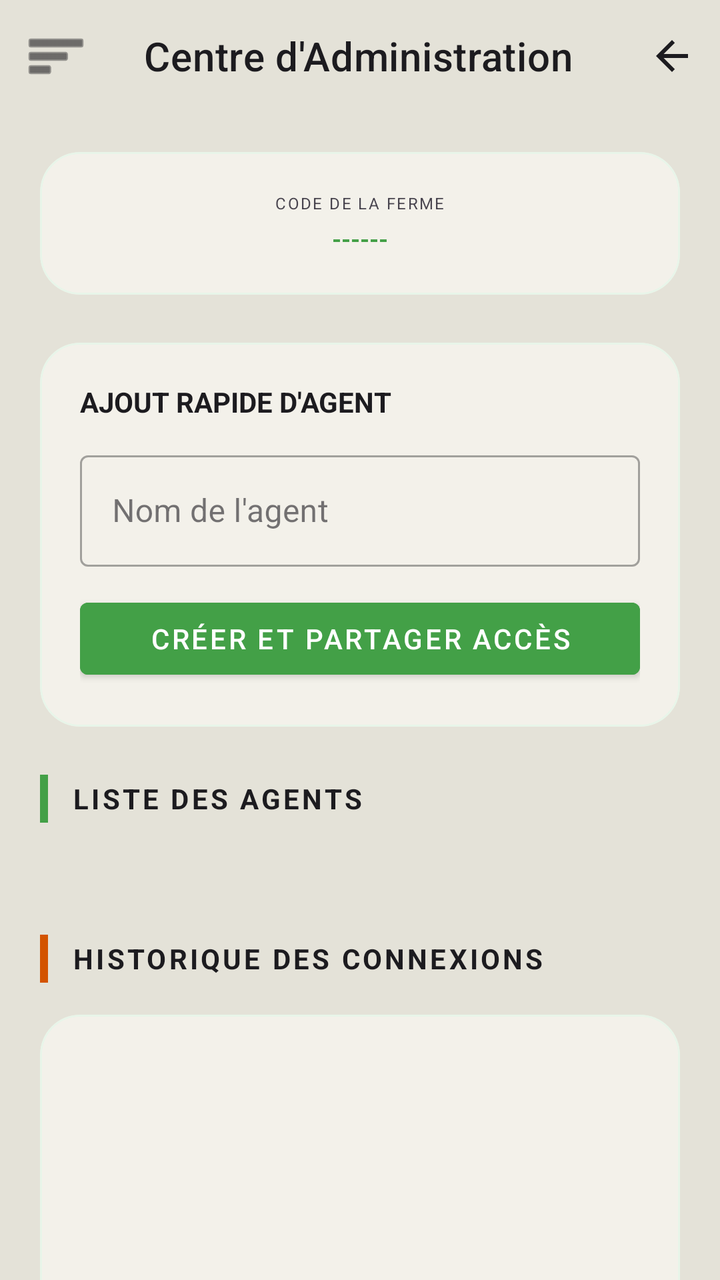
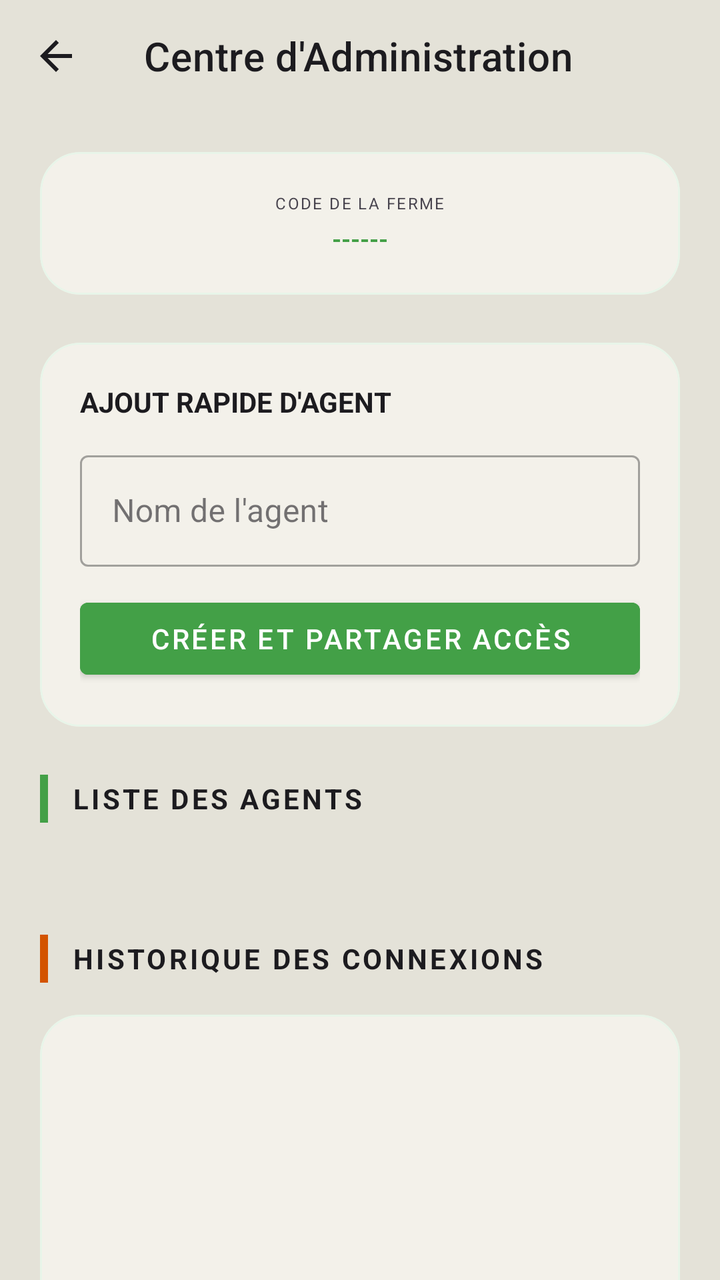

Screens rendered from an Android XML layout before and after an edit, with the pre-edit source and the edit as a unified diff.
<!-- AndroidManifest.xml: application theme Theme.Poulailler_copilot -->
<!-- res/layout/activity_responsable.xml -->
<?xml version="1.0" encoding="utf-8"?>
<androidx.drawerlayout.widget.DrawerLayout xmlns:android="http://schemas.android.com/apk/res/android"
    xmlns:app="http://schemas.android.com/apk/res-auto"
    xmlns:tools="http://schemas.android.com/tools"
    android:id="@+id/drawerLayout"
    android:layout_width="match_parent"
    android:layout_height="match_parent"
    android:background="@color/background">

    <androidx.coordinatorlayout.widget.CoordinatorLayout
        android:layout_width="match_parent"
        android:layout_height="match_parent">

        <com.google.android.material.appbar.AppBarLayout
            android:layout_width="match_parent"
            android:layout_height="wrap_content"
            android:background="@color/background"
            app:elevation="0dp">
            <com.google.android.material.appbar.MaterialToolbar
                android:id="@+id/toolbar"
                android:layout_width="match_parent"
                android:layout_height="?attr/actionBarSize"
                app:title="Centre d'Administration"
                app:titleTextColor="@color/text_primary"
                app:navigationIcon="@android:drawable/ic_menu_sort_by_size"
                app:navigationIconTint="@color/text_primary">

                <ImageView
                    android:id="@+id/ivBackToDashboard"
                    android:layout_width="48dp"
                    android:layout_height="48dp"
                    android:layout_gravity="end|center_vertical"
                    android:background="?attr/selectableItemBackgroundBorderless"
                    android:clickable="true"
                    android:contentDescription="@string/dashboard_title"
                    android:focusable="true"
                    android:padding="12dp"
                    android:src="@drawable/ic_back"
                    app:tint="@color/text_primary" />
            </com.google.android.material.appbar.MaterialToolbar>
        </com.google.android.material.appbar.AppBarLayout>

        <androidx.core.widget.NestedScrollView
            android:layout_width="match_parent"
            android:layout_height="match_parent"
            android:fillViewport="true"
            app:layout_behavior="@string/appbar_scrolling_view_behavior">

            <LinearLayout
                android:layout_width="match_parent"
                android:layout_height="wrap_content"
                android:orientation="vertical"
                android:padding="20dp">

                
                <com.google.android.material.card.MaterialCardView
                    android:layout_width="match_parent"
                    android:layout_height="wrap_content"
                    android:layout_marginBottom="24dp"
                    app:cardBackgroundColor="@color/surface"
                    app:cardCornerRadius="20dp"
                    app:cardElevation="0dp"
                    app:strokeColor="@color/emerald_container"
                    app:strokeWidth="1dp">
                    <LinearLayout
                        android:layout_width="match_parent"
                        android:layout_height="wrap_content"
                        android:orientation="vertical"
                        android:padding="20dp"
                        android:gravity="center">
                        <TextView
                            android:layout_width="wrap_content"
                            android:layout_height="wrap_content"
                            android:text="CODE DE LA FERME"
                            android:textColor="@color/text_secondary"
                            android:textSize="8sp"
                            android:letterSpacing="0.1"/>
                        <TextView
                            android:id="@+id/tvFarmCode"
                            android:layout_width="wrap_content"
                            android:layout_height="wrap_content"
                            android:text="------"
                            android:textColor="@color/emerald_soft"
                            android:textSize="12sp"
                            android:textStyle="bold"
                            android:layout_marginTop="4dp"/>
                    </LinearLayout>
                </com.google.android.material.card.MaterialCardView>

                
                <com.google.android.material.card.MaterialCardView
                    android:layout_width="match_parent"
                    android:layout_height="wrap_content"
                    android:layout_marginBottom="24dp"
                    app:cardBackgroundColor="@color/surface"
                    app:cardCornerRadius="20dp"
                    app:cardElevation="0dp"
                    app:strokeColor="@color/emerald_container"
                    app:strokeWidth="1dp">
                    <LinearLayout
                        android:layout_width="match_parent"
                        android:layout_height="wrap_content"
                        android:orientation="vertical"
                        android:padding="20dp">
                        <TextView
                            android:layout_width="wrap_content"
                            android:layout_height="wrap_content"
                            android:text="AJOUT RAPIDE D'AGENT"
                            android:textColor="@color/text_primary"
                            android:textSize="14sp"
                            android:textStyle="bold"
                            android:layout_marginBottom="12dp"/>

                        <com.google.android.material.textfield.TextInputLayout
                            android:id="@+id/tilAgentName"
                            android:layout_width="match_parent"
                            android:layout_height="wrap_content"
                            android:hint="Nom de l'agent"
                            style="@style/Widget.MaterialComponents.TextInputLayout.OutlinedBox">
                            <com.google.android.material.textfield.TextInputEditText
                                android:id="@+id/etAgentName"
                                android:layout_width="match_parent"
                                android:layout_height="wrap_content"
                                android:inputType="textPersonName" />
                        </com.google.android.material.textfield.TextInputLayout>

                        <com.google.android.material.button.MaterialButton
                            android:id="@+id/btnCreateAgent"
                            android:layout_width="match_parent"
                            android:layout_height="wrap_content"
                            android:layout_marginTop="12dp"
                            android:text="CRÉER ET PARTAGER ACCÈS"
                            android:backgroundTint="@color/emerald_soft"
                            android:textColor="@color/white" />
                    </LinearLayout>
                </com.google.android.material.card.MaterialCardView>

                
                <LinearLayout
                    android:layout_width="match_parent"
                    android:layout_height="wrap_content"
                    android:orientation="horizontal"
                    android:gravity="center_vertical"
                    android:layout_marginBottom="16dp">
                    <View
                        android:layout_width="4dp"
                        android:layout_height="24dp"
                        android:background="@color/emerald_soft" />
                    <TextView
                        android:layout_width="wrap_content"
                        android:layout_height="wrap_content"
                        android:text="LISTE DES AGENTS"
                        android:textColor="@color/text_primary"
                        android:textSize="14sp"
                        android:textStyle="bold"
                        android:layout_marginStart="12dp"
                        android:letterSpacing="0.1" />
                </LinearLayout>

                <androidx.recyclerview.widget.RecyclerView
                    android:id="@+id/rvAgents"
                    android:layout_width="match_parent"
                    android:layout_height="wrap_content"
                    android:nestedScrollingEnabled="false"
                    tools:listitem="@layout/item_agent_admin"
                    tools:itemCount="2" />

                <TextView
                    android:id="@+id/tvEmptyAgents"
                    android:layout_width="match_parent"
                    android:layout_height="wrap_content"
                    android:text="Aucun agent pour le moment. Ajoutez-en un ci-dessus."
                    android:textColor="@color/text_secondary"
                    android:textSize="14sp"
                    android:gravity="center"
                    android:padding="24dp"
                    android:visibility="gone" />

                
                <LinearLayout
                    android:layout_width="match_parent"
                    android:layout_height="wrap_content"
                    android:orientation="horizontal"
                    android:gravity="center_vertical"
                    android:layout_marginTop="40dp"
                    android:layout_marginBottom="16dp">
                    <View
                        android:layout_width="4dp"
                        android:layout_height="24dp"
                        android:background="@color/earthy_orange" />
                    <TextView
                        android:layout_width="wrap_content"
                        android:layout_height="wrap_content"
                        android:text="HISTORIQUE DES CONNEXIONS"
                        android:textColor="@color/text_primary"
                        android:textSize="14sp"
                        android:textStyle="bold"
                        android:layout_marginStart="12dp"
                        android:letterSpacing="0.1" />
                </LinearLayout>

                <com.google.android.material.card.MaterialCardView
                    android:layout_width="match_parent"
                    android:layout_height="wrap_content"
                    app:cardBackgroundColor="@color/surface"
                    app:cardCornerRadius="20dp"
                    app:strokeColor="@color/emerald_container"
                    app:strokeWidth="1dp"
                    app:cardElevation="0dp">

                    <androidx.recyclerview.widget.RecyclerView
                        android:id="@+id/rvLoginHistory"
                        android:layout_width="match_parent"
                        android:layout_height="wrap_content"
                        android:minHeight="250dp"
                        android:padding="12dp"
                        android:nestedScrollingEnabled="false"
                        tools:listitem="@layout/item_login_history" />
                </com.google.android.material.card.MaterialCardView>

                
                <View
                    android:layout_width="match_parent"
                    android:layout_height="100dp"/>

            </LinearLayout>
        </androidx.core.widget.NestedScrollView>

    </androidx.coordinatorlayout.widget.CoordinatorLayout>

    <com.google.android.material.navigation.NavigationView
        android:id="@+id/navigationView"
        android:layout_width="wrap_content"
        android:layout_height="match_parent"
        android:layout_gravity="start"
        app:headerLayout="@layout/nav_header"
        app:itemIconTint="@color/text_secondary"
        app:itemTextColor="@color/text_primary"
        app:menu="@menu/drawer_menu"
        app:itemShapeAppearanceOverlay="@style/ShapeAppearance.App.LargeComponent"/>

</androidx.drawerlayout.widget.DrawerLayout>
<!-- res/layout/item_agent_admin.xml (included above) -->
<?xml version="1.0" encoding="utf-8"?>
<com.google.android.material.card.MaterialCardView xmlns:android="http://schemas.android.com/apk/res/android"
    xmlns:app="http://schemas.android.com/apk/res-auto"
    android:layout_width="match_parent"
    android:layout_height="wrap_content"
    android:layout_marginVertical="6dp"
    app:cardBackgroundColor="@color/surface"
    app:cardCornerRadius="12dp"
    app:strokeColor="@color/off_white"
    app:strokeWidth="1dp"
    app:cardElevation="2dp">

    <LinearLayout
        android:layout_width="match_parent"
        android:layout_height="wrap_content"
        android:orientation="horizontal"
        android:padding="16dp"
        android:gravity="center_vertical">

        <com.google.android.material.card.MaterialCardView
            android:layout_width="48dp"
            android:layout_height="48dp"
            app:cardBackgroundColor="@color/off_white"
            app:cardCornerRadius="24dp"
            app:cardElevation="0dp">
            <ImageView
                android:layout_width="24dp"
                android:layout_height="24dp"
                android:layout_gravity="center"
                android:src="@drawable/ic_users"
                app:tint="#1E90FF"
                android:contentDescription="Agent" />
        </com.google.android.material.card.MaterialCardView>

        <LinearLayout
            android:layout_width="0dp"
            android:layout_height="wrap_content"
            android:layout_weight="1"
            android:orientation="vertical"
            android:layout_marginStart="16dp">

            <TextView
                android:id="@+id/tvAgentName"
                android:layout_width="wrap_content"
                android:layout_height="wrap_content"
                android:text="Nom de l'agent"
                android:textColor="@color/text_primary"
                android:textSize="16sp"
                android:textStyle="bold" />

            <TextView
                android:id="@+id/tvAgentRole"
                android:layout_width="wrap_content"
                android:layout_height="wrap_content"
                android:text="Rôle: AGENT"
                android:textColor="@color/text_secondary"
                android:textSize="12sp"
                android:layout_marginTop="2dp" />
        </LinearLayout>

        <com.google.android.material.switchmaterial.SwitchMaterial
            android:id="@+id/switchActive"
            android:layout_width="wrap_content"
            android:layout_height="wrap_content"
            app:thumbTint="@color/white"
            app:trackTint="#1E90FF" />

    </LinearLayout>
</com.google.android.material.card.MaterialCardView>
<!-- res/layout/item_login_history.xml (included above) -->
<?xml version="1.0" encoding="utf-8"?>
<com.google.android.material.card.MaterialCardView xmlns:android="http://schemas.android.com/apk/res/android"
    xmlns:app="http://schemas.android.com/apk/res-auto"
    android:layout_width="match_parent"
    android:layout_height="wrap_content"
    android:layout_marginVertical="4dp"
    app:cardBackgroundColor="@color/surface"
    app:cardCornerRadius="8dp"
    app:strokeColor="@color/off_white"
    app:strokeWidth="1dp">

    <LinearLayout
        android:layout_width="match_parent"
        android:layout_height="wrap_content"
        android:orientation="horizontal"
        android:padding="12dp"
        android:gravity="center_vertical">

        <ImageView
            android:layout_width="32dp"
            android:layout_height="32dp"
            android:src="@drawable/ic_calendar"
            app:tint="#4CAF50"
            android:contentDescription="Icône connexion" />

        <LinearLayout
            android:layout_width="0dp"
            android:layout_height="wrap_content"
            android:layout_weight="1"
            android:orientation="vertical"
            android:layout_marginStart="12dp">

            <TextView
                android:id="@+id/tvHistoryUsername"
                android:layout_width="wrap_content"
                android:layout_height="wrap_content"
                android:text="Utilisateur"
                android:textColor="@color/text_primary"
                android:textSize="14sp"
                android:textStyle="bold" />

            <TextView
                android:id="@+id/tvHistoryTime"
                android:layout_width="wrap_content"
                android:layout_height="wrap_content"
                android:text="Date et heure"
                android:textColor="@color/text_secondary"
                android:textSize="12sp" />
        </LinearLayout>

    </LinearLayout>
</com.google.android.material.card.MaterialCardView>
<!-- res/layout/nav_header.xml (included above) -->
<?xml version="1.0" encoding="utf-8"?>
<LinearLayout xmlns:android="http://schemas.android.com/apk/res/android"
    xmlns:app="http://schemas.android.com/apk/res-auto"
    android:layout_width="match_parent"
    android:layout_height="wrap_content"
    android:background="@drawable/bg_nav_header"
    android:gravity="start"
    android:orientation="vertical"
    android:paddingHorizontal="20dp"
    android:paddingTop="28dp"
    android:paddingBottom="20dp">

    <com.google.android.material.card.MaterialCardView
        android:layout_width="72dp"
        android:layout_height="72dp"
        app:cardCornerRadius="36dp"
        app:cardElevation="4dp"
        app:strokeColor="@color/white"
        app:strokeWidth="2dp">

        <ImageView
            android:layout_width="match_parent"
            android:layout_height="match_parent"
            android:scaleType="centerCrop"
            android:src="@drawable/poule_pondeuse"
            android:contentDescription="@string/profile_picture_desc" />

    </com.google.android.material.card.MaterialCardView>

    <TextView
        android:id="@+id/tvUsername"
        android:layout_width="match_parent"
        android:layout_height="wrap_content"
        android:layout_marginTop="14dp"
        android:text="@string/default_username"
        android:textColor="@color/white"
        android:textSize="19sp"
        android:textStyle="bold" />

    <TextView
        android:id="@+id/tvFarmNameNav"
        android:layout_width="match_parent"
        android:layout_height="wrap_content"
        android:layout_marginTop="2dp"
        android:alpha="0.85"
        android:text="@string/default_farm_name_nav"
        android:textColor="@color/white"
        android:textSize="14sp" />

    <TextView
        android:id="@+id/tvUserRole"
        android:layout_width="wrap_content"
        android:layout_height="wrap_content"
        android:layout_marginTop="10dp"
        android:background="@drawable/bg_role_chip"
        android:paddingHorizontal="10dp"
        android:paddingVertical="3dp"
        android:text="@string/role_label"
        android:textColor="@color/primary_variant"
        android:textSize="11sp"
        android:textStyle="bold" />

    <TextView
        android:id="@+id/tvAppVersion"
        android:layout_width="wrap_content"
        android:layout_height="wrap_content"
        android:layout_marginTop="10dp"
        android:alpha="0.7"
        android:text="v1.0.0"
        android:textColor="@color/white"
        android:textSize="10sp" />
</LinearLayout>
<!-- resources referenced by this layout -->
<resources>
  <color name="background">@color/off_white</color>
  <color name="earthy_orange">#D35400</color>
  <color name="emerald_container">#E8F5E9</color>
  <color name="emerald_soft">#43A047</color>
  <color name="off_white">#E4E2D8</color>
  <color name="primary_variant">#004D22</color>
  <color name="surface">#F3F1EA</color>
  <color name="text_primary">#1C1B1F</color>
  <color name="text_secondary">#49454F</color>
  <color name="white">#FFFFFFFF</color>
  <!-- drawable bg_nav_header (drawable) -->
  <?xml version="1.0" encoding="utf-8"?>
  <shape xmlns:android="http://schemas.android.com/apk/res/android">
      <gradient
          android:angle="135"
          android:startColor="@color/primary"
          android:endColor="@color/primary_variant" />
  </shape>
  <!-- drawable bg_role_chip (drawable) -->
  <?xml version="1.0" encoding="utf-8"?>
  <shape xmlns:android="http://schemas.android.com/apk/res/android">
      <solid android:color="@color/accent_amber" />
      <corners android:radius="12dp" />
  </shape>
  <!-- drawable ic_back (drawable) -->
  <vector xmlns:android="http://schemas.android.com/apk/res/android"
      android:width="24dp"
      android:height="24dp"
      android:viewportWidth="24"
      android:viewportHeight="24">
      <path
          android:fillColor="#000000"
          android:pathData="M20,11H7.83l5.59,-5.59L12,4l-8,8 8,8 1.41,-1.41L7.83,13H20z"/>
  </vector>
  <!-- drawable ic_calendar (drawable) -->
  <vector xmlns:android="http://schemas.android.com/apk/res/android"
      android:width="24dp"
      android:height="24dp"
      android:viewportWidth="24"
      android:viewportHeight="24">
      <path
          android:fillColor="#000000"
          android:pathData="M19,4h-1V3h-2v1H8V3H6v1H5C3.89,4 3.01,4.9 3.01,6L3,20c0,1.1 0.89,2 2,2h14c1.1,0 2,-0.9 2,-2V6C21,4.9 20.1,4 19,4z M19,20H5V10h14V20z M7,12h5v5H7z"/>
  </vector>
  <!-- drawable ic_users (drawable) -->
  <vector xmlns:android="http://schemas.android.com/apk/res/android"
      android:width="24dp"
      android:height="24dp"
      android:viewportWidth="24"
      android:viewportHeight="24">
      <path
          android:fillColor="#000000"
          android:pathData="M16,11c1.66,0 2.99,-1.34 2.99,-3S17.66,5 16,5c-1.66,0 -3,1.34 -3,3S14.34,11 16,11z M8,11c1.66,0 2.99,-1.34 2.99,-3S9.66,5 8,5C6.34,5 5,6.34 5,8S6.34,11 8,11z M8,13c-2.33,0 -7,1.17 -7,3.5V19h14v-2.5C15,14.17 10.33,13 8,13z M16,13c-0.29,0 -0.62,0.02 -0.97,0.05 1.16,0.84 1.97,1.97 1.97,3.45V19h6v-2.5C23,14.17 18.33,13 16,13z"/>
  </vector>
  <string name="dashboard_title">Tableau de Bord</string>
  <string name="default_farm_name_nav">Ma Ferme</string>
  <string name="default_username">Utilisateur</string>
  <string name="profile_picture_desc">Photo de profil</string>
  <string name="role_label">Rôle</string>
  <style name="ShapeAppearance.App.LargeComponent" parent="ShapeAppearance.MaterialComponents.LargeComponent">
          <item name="cornerFamily">rounded</item>
          <item name="cornerSize">16dp</item>
      </style>
  <color name="primary">#006D3A</color>
  <color name="accent_amber">#FFB300</color>
  <color name="secondary">#43A047</color>
  <color name="secondary_variant">#2E7D32</color>
  <style name="Widget.App.CardView" parent="Widget.MaterialComponents.CardView">
          <item name="cardElevation">2dp</item>
          <item name="cardCornerRadius">16dp</item>
          <item name="cardBackgroundColor">@color/surface</item>
          <item name="strokeWidth">0dp</item>
      </style>
  <style name="ThemeOverlay.App.MaterialAlertDialog" parent="ThemeOverlay.MaterialComponents.MaterialAlertDialog">
          <item name="colorSurface">@color/surface</item>
          <item name="colorOnSurface">@color/text_primary</item>
          <item name="android:textColorPrimary">@color/text_primary</item>
      </style>
  <!-- unchanged entries left out for length: 2 -->
</resources>

<!-- the commit's change to res/layout/activity_responsable.xml (unified diff, before → after) -->
@@ -22,22 +22,9 @@
                 android:layout_height="?attr/actionBarSize"
                 app:title="Centre d'Administration"
                 app:titleTextColor="@color/text_primary"
-                app:navigationIcon="@android:drawable/ic_menu_sort_by_size"
-                app:navigationIconTint="@color/text_primary">
-
-                <ImageView
-                    android:id="@+id/ivBackToDashboard"
-                    android:layout_width="48dp"
-                    android:layout_height="48dp"
-                    android:layout_gravity="end|center_vertical"
-                    android:background="?attr/selectableItemBackgroundBorderless"
-                    android:clickable="true"
-                    android:contentDescription="@string/dashboard_title"
-                    android:focusable="true"
-                    android:padding="12dp"
-                    android:src="@drawable/ic_back"
-                    app:tint="@color/text_primary" />
-            </com.google.android.material.appbar.MaterialToolbar>
+                app:navigationIcon="@drawable/ic_back"
+                app:navigationIconTint="@color/text_primary" />
+
         </com.google.android.material.appbar.AppBarLayout>
 
         <androidx.core.widget.NestedScrollView
<!-- resource entries referenced after the edit -->
@@ -54,7 +54,6 @@
           android:fillColor="#000000"
           android:pathData="M16,11c1.66,0 2.99,-1.34 2.99,-3S17.66,5 16,5c-1.66,0 -3,1.34 -3,3S14.34,11 16,11z M8,11c1.66,0 2.99,-1.34 2.99,-3S9.66,5 8,5C6.34,5 5,6.34 5,8S6.34,11 8,11z M8,13c-2.33,0 -7,1.17 -7,3.5V19h14v-2.5C15,14.17 10.33,13 8,13z M16,13c-0.29,0 -0.62,0.02 -0.97,0.05 1.16,0.84 1.97,1.97 1.97,3.45V19h6v-2.5C23,14.17 18.33,13 16,13z"/>
   </vector>
-  <string name="dashboard_title">Tableau de Bord</string>
   <string name="default_farm_name_nav">Ma Ferme</string>
   <string name="default_username">Utilisateur</string>
   <string name="profile_picture_desc">Photo de profil</string>
